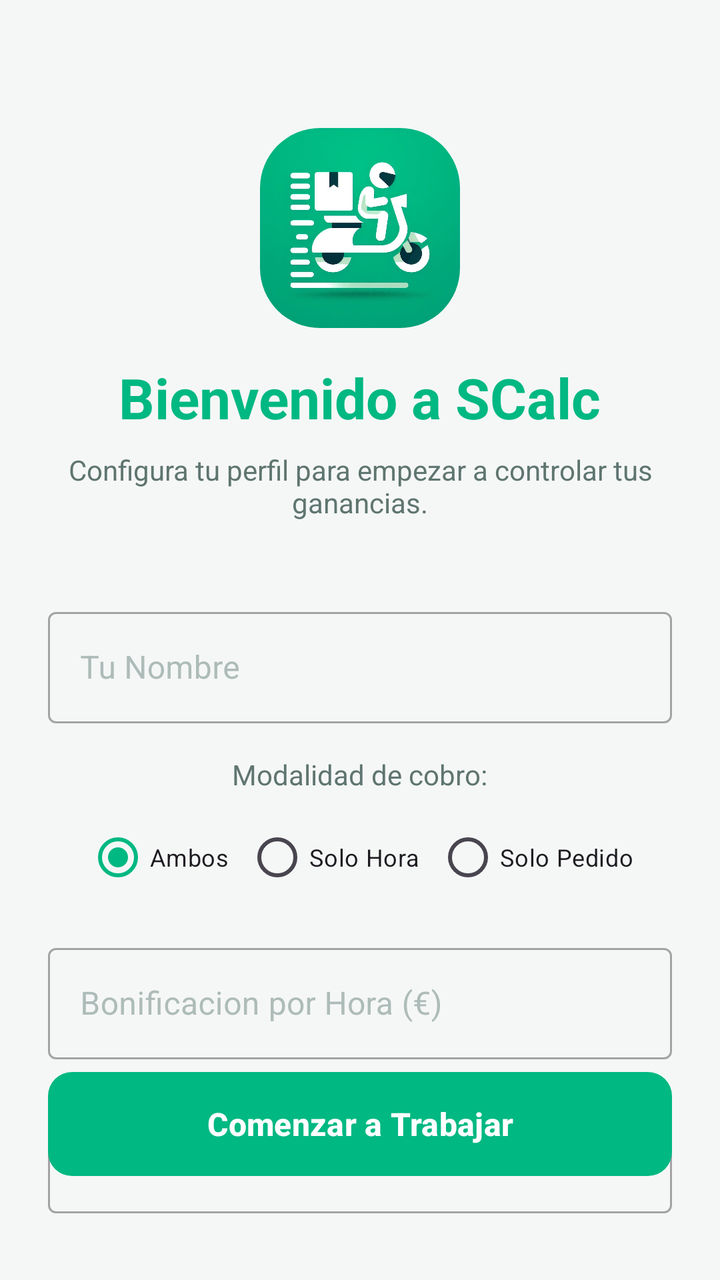
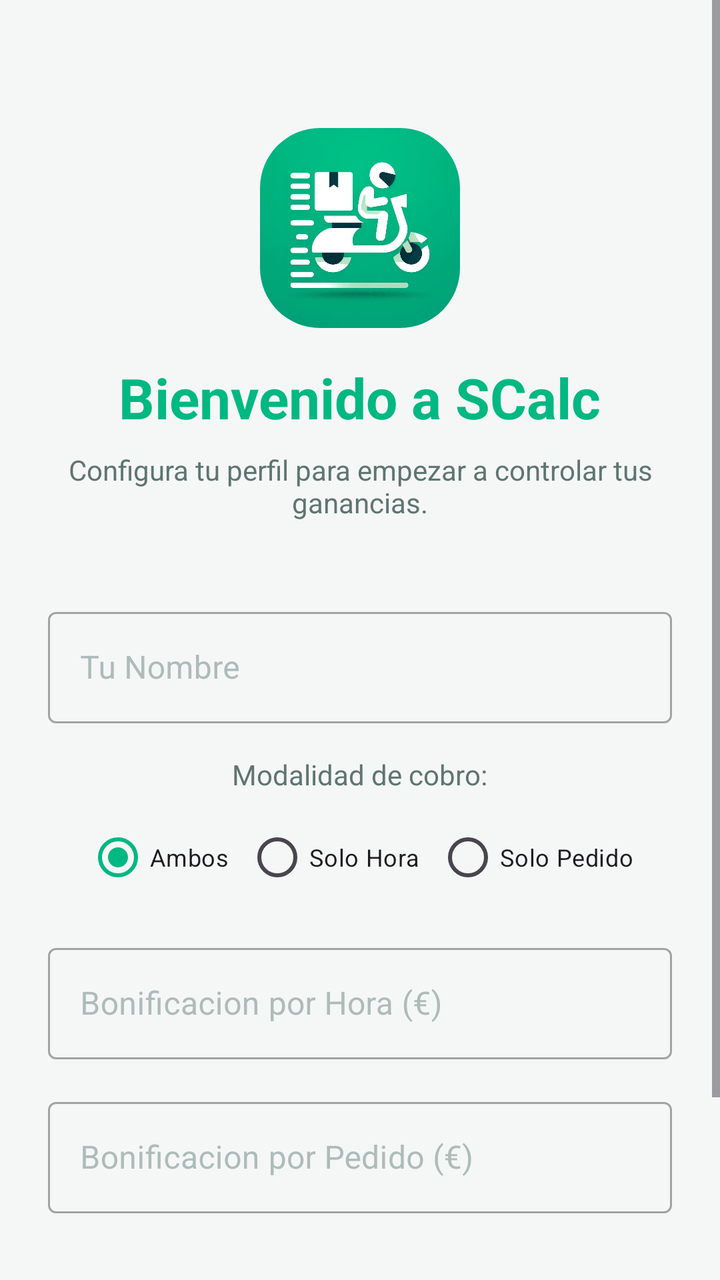

An Android layout rendered at two revisions. The XML below is the earlier revision; the diff shows what the commit changed to produce the second picture.
<!-- AndroidManifest.xml: application theme Theme.SCalc -->
<!-- res/layout/activity_bienvenida.xml -->
<?xml version="1.0" encoding="utf-8"?>
<androidx.constraintlayout.widget.ConstraintLayout
    xmlns:android="http://schemas.android.com/apk/res/android"
    xmlns:app="http://schemas.android.com/apk/res-auto"
    android:layout_width="match_parent"
    android:layout_height="match_parent"
    android:background="@color/scalc_background"
    android:padding="24dp">

    <androidx.cardview.widget.CardView
        android:id="@+id/cardLogoContainer"
        android:layout_width="100dp"
        android:layout_height="100dp"
        app:cardBackgroundColor="@android:color/transparent"
        app:cardCornerRadius="30dp"
        android:layout_marginTop="40dp"
        app:cardElevation="0dp"
        app:layout_constraintEnd_toEndOf="parent"
        app:layout_constraintStart_toStartOf="parent"
        app:layout_constraintTop_toTopOf="parent"
        app:layout_constraintVertical_chainStyle="packed">

        <ImageView
            android:layout_width="match_parent"
            android:layout_height="match_parent"
            android:scaleType="centerCrop"
            android:src="@drawable/logo" />
    </androidx.cardview.widget.CardView>

    <TextView
        android:id="@+id/tvTituloBienvenida"
        android:layout_width="wrap_content"
        android:layout_height="wrap_content"
        android:text="@string/bienvenido_a_scalc"
        android:textSize="28sp"
        android:textStyle="bold"
        android:textColor="@color/scalc_primary"
        android:layout_marginTop="16dp"
        app:layout_constraintTop_toBottomOf="@id/cardLogoContainer"
        app:layout_constraintStart_toStartOf="parent"
        app:layout_constraintEnd_toEndOf="parent"/>

    <TextView
        android:id="@+id/tvSubtituloBienvenida"
        android:layout_width="wrap_content"
        android:layout_height="wrap_content"
        android:text="@string/configura_tu_perfil_para_empezar_a_controlar_tus_ganancias"
        android:textSize="14sp"
        android:textColor="@color/text_secondary"
        android:textAlignment="center"
        android:layout_marginTop="8dp"
        app:layout_constraintTop_toBottomOf="@id/tvTituloBienvenida"
        app:layout_constraintStart_toStartOf="parent"
        app:layout_constraintEnd_toEndOf="parent"/>

    <LinearLayout
        android:layout_width="match_parent"
        android:layout_height="wrap_content"
        android:orientation="vertical"
        android:layout_marginTop="40dp"
        app:layout_constraintTop_toBottomOf="@id/tvSubtituloBienvenida">

        <com.google.android.material.textfield.TextInputLayout
            style="@style/Widget.MaterialComponents.TextInputLayout.OutlinedBox"
            android:layout_width="match_parent"
            android:layout_height="wrap_content"
            android:hint="@string/tu_nombre"
            app:hintTextColor="@color/scalc_primary"
            android:textColorHint="@color/text_hint">

            <com.google.android.material.textfield.TextInputEditText
                android:id="@+id/etNombreUser"
                android:layout_width="match_parent"
                android:layout_height="wrap_content"
                android:inputType="textPersonName"
                android:textColor="@color/text_primary"/>
        </com.google.android.material.textfield.TextInputLayout>

        <LinearLayout
            android:layout_width="match_parent"
            android:layout_height="wrap_content"
            android:orientation="vertical"
            android:layout_marginTop="16dp"
            android:gravity="center">

            <TextView
                android:layout_width="wrap_content"
                android:layout_height="wrap_content"
                android:text="@string/modalidad_de_cobro"
                android:textSize="14sp"
                android:textColor="@color/text_secondary"
                android:layout_marginBottom="8dp"/>

            <RadioGroup
                android:id="@+id/rgModalidad"
                android:layout_width="match_parent"
                android:layout_height="wrap_content"
                android:orientation="horizontal"
                android:gravity="center">

                <RadioButton
                    android:id="@+id/rbAmbos"
                    android:layout_width="wrap_content"
                    android:layout_height="wrap_content"
                    android:text="@string/ambos"
                    android:textSize="12sp"
                    android:buttonTint="@color/scalc_primary"
                    android:checked="true" />

                <RadioButton
                    android:id="@+id/rbSoloHora"
                    android:layout_width="wrap_content"
                    android:layout_height="wrap_content"
                    android:text="@string/solo_hora"
                    android:textSize="12sp"
                    android:buttonTint="@color/scalc_primary"
                    android:layout_marginHorizontal="8dp" />

                <RadioButton
                    android:id="@+id/rbSoloPedido"
                    android:layout_width="wrap_content"
                    android:layout_height="wrap_content"
                    android:text="@string/solo_pedido"
                    android:textSize="12sp"
                    android:buttonTint="@color/scalc_primary" />
            </RadioGroup>
        </LinearLayout>

        <com.google.android.material.textfield.TextInputLayout
            style="@style/Widget.MaterialComponents.TextInputLayout.OutlinedBox"
            android:id="@+id/tilPrecioHoraUser"
            android:layout_width="match_parent"
            android:layout_height="wrap_content"
            android:hint="@string/bonificacion_por_hora"
            android:layout_marginTop="16dp"
            app:hintTextColor="@color/scalc_primary"
            android:textColorHint="@color/text_hint">

            <com.google.android.material.textfield.TextInputEditText
                android:id="@+id/etPrecioHoraUser"
                android:layout_width="match_parent"
                android:layout_height="wrap_content"
                android:inputType="numberDecimal"
                android:textColor="@color/text_primary"/>
        </com.google.android.material.textfield.TextInputLayout>

        <com.google.android.material.textfield.TextInputLayout
            style="@style/Widget.MaterialComponents.TextInputLayout.OutlinedBox"
            android:id="@+id/tilPrecioPedidoUser"
            android:layout_width="match_parent"
            android:layout_height="wrap_content"
            android:hint="@string/bonificacion_por_pedido"
            android:layout_marginTop="16dp"
            app:hintTextColor="@color/scalc_primary"
            android:textColorHint="@color/text_hint">

            <com.google.android.material.textfield.TextInputEditText
                android:id="@+id/etPrecioPedidoUser"
                android:layout_width="match_parent"
                android:layout_height="wrap_content"
                android:inputType="numberDecimal"
                android:textColor="@color/text_primary"/>
        </com.google.android.material.textfield.TextInputLayout>

    </LinearLayout>

    <com.google.android.material.button.MaterialButton
        android:id="@+id/btnEmpezar"
        android:layout_width="match_parent"
        android:layout_height="60dp"
        android:text="@string/comenzar_a_trabajar"
        android:textSize="16sp"
        android:textStyle="bold"
        app:backgroundTint="@color/scalc_primary"
        android:textColor="@color/white"
        app:cornerRadius="12dp"
        app:layout_constraintBottom_toBottomOf="parent"
        android:layout_marginBottom="24dp"/>

</androidx.constraintlayout.widget.ConstraintLayout>
<!-- resources referenced by this layout -->
<resources>
  <color name="scalc_background">#F5F7F6</color>
  <color name="scalc_primary">#00B882</color>
  <color name="text_hint">#AEBCB9</color>
  <color name="text_primary">@color/scalc_dark</color>
  <color name="text_secondary">#5F7570</color>
  <color name="white">#FFFFFFFF</color>
  <!-- drawable logo: png bitmap (drawable, 496418 bytes) -->
  <string name="ambos">Ambos</string>
  <string name="bienvenido_a_scalc">Bienvenido a SCalc</string>
  <string name="bonificacion_por_hora">Bonificacion por Hora (€)</string>
  <string name="bonificacion_por_pedido">Bonificacion por Pedido (€)</string>
  <string name="comenzar_a_trabajar">Comenzar a Trabajar</string>
  <string name="configura_tu_perfil_para_empezar_a_controlar_tus_ganancias">Configura tu perfil para empezar a controlar tus ganancias.</string>
  <string name="modalidad_de_cobro">Modalidad de cobro:</string>
  <string name="solo_hora">Solo Hora</string>
  <string name="solo_pedido">Solo Pedido</string>
  <string name="tu_nombre">Tu Nombre</string>
  <style name="Theme.SCalc" parent="Base.Theme.SCalc" />
  <color name="scalc_dark">#075E54</color>
  <style name="Base.Theme.SCalc" parent="Theme.Material3.DayNight.NoActionBar">
  
          <item name="colorPrimary">@color/scalc_primary</item>
          <item name="colorPrimaryVariant">@color/scalc_dark</item>
          <item name="colorOnPrimary">@color/white</item> <item name="colorSecondary">@color/scalc_accent</item>
          <item name="colorOnSecondary">@color/white</item>
  
          <item name="android:colorBackground">@color/scalc_background</item>
          <item name="android:windowBackground">@color/scalc_background</item>
  
          <item name="android:textColor">@color/text_primary</item>
  
          <item name="android:statusBarColor">@color/scalc_primary</item>
          <item name="android:windowLightStatusBar">false</item> </style>
  <color name="scalc_accent">#4DB6AC</color>
</resources>

<!-- the commit's change to res/layout/activity_bienvenida.xml (unified diff, before → after) -->
@@ -1,180 +1,190 @@
 <?xml version="1.0" encoding="utf-8"?>
-<androidx.constraintlayout.widget.ConstraintLayout
+<ScrollView
     xmlns:android="http://schemas.android.com/apk/res/android"
     xmlns:app="http://schemas.android.com/apk/res-auto"
     android:layout_width="match_parent"
     android:layout_height="match_parent"
-    android:background="@color/scalc_background"
-    android:padding="24dp">
+    android:fillViewport="true"
+    android:background="@color/scalc_background">
 
-    <androidx.cardview.widget.CardView
-        android:id="@+id/cardLogoContainer"
-        android:layout_width="100dp"
-        android:layout_height="100dp"
-        app:cardBackgroundColor="@android:color/transparent"
-        app:cardCornerRadius="30dp"
-        android:layout_marginTop="40dp"
-        app:cardElevation="0dp"
-        app:layout_constraintEnd_toEndOf="parent"
-        app:layout_constraintStart_toStartOf="parent"
-        app:layout_constraintTop_toTopOf="parent"
-        app:layout_constraintVertical_chainStyle="packed">
-
-        <ImageView
-            android:layout_width="match_parent"
-            android:layout_height="match_parent"
-            android:scaleType="centerCrop"
-            android:src="@drawable/logo" />
-    </androidx.cardview.widget.CardView>
-
-    <TextView
-        android:id="@+id/tvTituloBienvenida"
-        android:layout_width="wrap_content"
-        android:layout_height="wrap_content"
-        android:text="@string/bienvenido_a_scalc"
-        android:textSize="28sp"
-        android:textStyle="bold"
-        android:textColor="@color/scalc_primary"
-        android:layout_marginTop="16dp"
-        app:layout_constraintTop_toBottomOf="@id/cardLogoContainer"
-        app:layout_constraintStart_toStartOf="parent"
-        app:layout_constraintEnd_toEndOf="parent"/>
-
-    <TextView
-        android:id="@+id/tvSubtituloBienvenida"
-        android:layout_width="wrap_content"
-        android:layout_height="wrap_content"
-        android:text="@string/configura_tu_perfil_para_empezar_a_controlar_tus_ganancias"
-        android:textSize="14sp"
-        android:textColor="@color/text_secondary"
-        android:textAlignment="center"
-        android:layout_marginTop="8dp"
-        app:layout_constraintTop_toBottomOf="@id/tvTituloBienvenida"
-        app:layout_constraintStart_toStartOf="parent"
-        app:layout_constraintEnd_toEndOf="parent"/>
-
-    <LinearLayout
+    <androidx.constraintlayout.widget.ConstraintLayout
         android:layout_width="match_parent"
         android:layout_height="wrap_content"
-        android:orientation="vertical"
-        android:layout_marginTop="40dp"
-        app:layout_constraintTop_toBottomOf="@id/tvSubtituloBienvenida">
+        android:padding="24dp">
 
-        <com.google.android.material.textfield.TextInputLayout
-            style="@style/Widget.MaterialComponents.TextInputLayout.OutlinedBox"
-            android:layout_width="match_parent"
+        <androidx.cardview.widget.CardView
+            android:id="@+id/cardLogoContainer"
+            android:layout_width="100dp"
+            android:layout_height="100dp"
+            app:cardBackgroundColor="@android:color/transparent"
+            app:cardCornerRadius="30dp"
+            android:layout_marginTop="40dp"
+            app:cardElevation="0dp"
+            app:layout_constraintEnd_toEndOf="parent"
+            app:layout_constraintStart_toStartOf="parent"
+            app:layout_constraintTop_toTopOf="parent"
+            app:layout_constraintVertical_chainStyle="packed">
+
+            <ImageView
+                android:layout_width="match_parent"
+                android:layout_height="match_parent"
+                android:scaleType="centerCrop"
+                android:src="@drawable/logo" />
+        </androidx.cardview.widget.CardView>
+
+        <TextView
+            android:id="@+id/tvTituloBienvenida"
+            android:layout_width="wrap_content"
             android:layout_height="wrap_content"
-            android:hint="@string/tu_nombre"
-            app:hintTextColor="@color/scalc_primary"
-            android:textColorHint="@color/text_hint">
+            android:text="@string/bienvenido_a_scalc"
+            android:textSize="28sp"
+            android:textStyle="bold"
+            android:textColor="@color/scalc_primary"
+            android:layout_marginTop="16dp"
+            app:layout_constraintTop_toBottomOf="@id/cardLogoContainer"
+            app:layout_constraintStart_toStartOf="parent"
+            app:layout_constraintEnd_toEndOf="parent"/>
 
-            <com.google.android.material.textfield.TextInputEditText
-                android:id="@+id/etNombreUser"
-                android:layout_width="match_parent"
-                android:layout_height="wrap_content"
-                android:inputType="textPersonName"
-                android:textColor="@color/text_primary"/>
-        </com.google.android.material.textfield.TextInputLayout>
+        <TextView
+            android:id="@+id/tvSubtituloBienvenida"
+            android:layout_width="wrap_content"
+            android:layout_height="wrap_content"
+            android:text="@string/configura_tu_perfil_para_empezar_a_controlar_tus_ganancias"
+            android:textSize="14sp"
+            android:textColor="@color/text_secondary"
+            android:textAlignment="center"
+            android:layout_marginTop="8dp"
+            app:layout_constraintTop_toBottomOf="@id/tvTituloBienvenida"
+            app:layout_constraintStart_toStartOf="parent"
+            app:layout_constraintEnd_toEndOf="parent"/>
 
         <LinearLayout
+            android:id="@+id/inputsLayout"
             android:layout_width="match_parent"
             android:layout_height="wrap_content"
             android:orientation="vertical"
-            android:layout_marginTop="16dp"
-            android:gravity="center">
+            android:layout_marginTop="40dp"
+            app:layout_constraintTop_toBottomOf="@id/tvSubtituloBienvenida">
 
-            <TextView
-                android:layout_width="wrap_content"
-                android:layout_height="wrap_content"
-                android:text="@string/modalidad_de_cobro"
-                android:textSize="14sp"
-                android:textColor="@color/text_secondary"
-                android:layout_marginBottom="8dp"/>
-
-            <RadioGroup
-                android:id="@+id/rgModalidad"
+            <com.google.android.material.textfield.TextInputLayout
+                style="@style/Widget.MaterialComponents.TextInputLayout.OutlinedBox"
                 android:layout_width="match_parent"
                 android:layout_height="wrap_content"
-                android:orientation="horizontal"
+                android:hint="@string/tu_nombre"
+                app:hintTextColor="@color/scalc_primary"
+                android:textColorHint="@color/text_hint">
+
+                <com.google.android.material.textfield.TextInputEditText
+                    android:id="@+id/etNombreUser"
+                    android:layout_width="match_parent"
+                    android:layout_height="wrap_content"
+                    android:inputType="textPersonName"
+                    android:textColor="@color/text_primary"/>
+            </com.google.android.material.textfield.TextInputLayout>
+
+            <LinearLayout
+                android:layout_width="match_parent"
+                android:layout_height="wrap_content"
+                android:orientation="vertical"
+                android:layout_marginTop="16dp"
                 android:gravity="center">
 
-                <RadioButton
-                    android:id="@+id/rbAmbos"
+                <TextView
                     android:layout_width="wrap_content"
                     android:layout_height="wrap_content"
-                    android:text="@string/ambos"
-                    android:textSize="12sp"
-                    android:buttonTint="@color/scalc_primary"
-                    android:checked="true" />
+                    android:text="@string/modalidad_de_cobro"
+                    android:textSize="14sp"
+                    android:textColor="@color/text_secondary"
+                    android:layout_marginBottom="8dp"/>
 
-                <RadioButton
-                    android:id="@+id/rbSoloHora"
-                    android:layout_width="wrap_content"
+                <RadioGroup
+                    android:id="@+id/rgModalidad"
+                    android:layout_width="match_parent"
                     android:layout_height="wrap_content"
-                    android:text="@string/solo_hora"
-                    android:textSize="12sp"
-                    android:buttonTint="@color/scalc_primary"
-                    android:layout_marginHorizontal="8dp" />
+                    android:orientation="horizontal"
+                    android:gravity="center">
 
-                <RadioButton
-                    android:id="@+id/rbSoloPedido"
-                    android:layout_width="wrap_content"
+                    <RadioButton
+                        android:id="@+id/rbAmbos"
+                        android:layout_width="wrap_content"
+                        android:layout_height="wrap_content"
+                        android:text="@string/ambos"
+                        android:textSize="12sp"
+                        android:buttonTint="@color/scalc_primary"
+                        android:checked="true" />
+
+                    <RadioButton
+                        android:id="@+id/rbSoloHora"
+                        android:layout_width="wrap_content"
+                        android:layout_height="wrap_content"
+                        android:text="@string/solo_hora"
+                        android:textSize="12sp"
+                        android:buttonTint="@color/scalc_primary"
+                        android:layout_marginHorizontal="8dp" />
+
+                    <RadioButton
+                        android:id="@+id/rbSoloPedido"
+                        android:layout_width="wrap_content"
+                        android:layout_height="wrap_content"
+                        android:text="@string/solo_pedido"
+                        android:textSize="12sp"
+                        android:buttonTint="@color/scalc_primary" />
+                </RadioGroup>
+            </LinearLayout>
+
+            <com.google.android.material.textfield.TextInputLayout
+                style="@style/Widget.MaterialComponents.TextInputLayout.OutlinedBox"
+                android:id="@+id/tilPrecioHoraUser"
+                android:layout_width="match_parent"
+                android:layout_height="wrap_content"
+                android:hint="@string/bonificacion_por_hora"
+                android:layout_marginTop="16dp"
+                app:hintTextColor="@color/scalc_primary"
+                android:textColorHint="@color/text_hint">
+
+                <com.google.android.material.textfield.TextInputEditText
+                    android:id="@+id/etPrecioHoraUser"
+                    android:layout_width="match_parent"
                     android:layout_height="wrap_content"
-                    android:text="@string/solo_pedido"
-                    android:textSize="12sp"
-                    android:buttonTint="@color/scalc_primary" />
-            </RadioGroup>
+                    android:inputType="numberDecimal"
+                    android:textColor="@color/text_primary"/>
+            </com.google.android.material.textfield.TextInputLayout>
+
+            <com.google.android.material.textfield.TextInputLayout
+                style="@style/Widget.MaterialComponents.TextInputLayout.OutlinedBox"
+                android:id="@+id/tilPrecioPedidoUser"
+                android:layout_width="match_parent"
+                android:layout_height="wrap_content"
+                android:hint="@string/bonificacion_por_pedido"
+                android:layout_marginTop="16dp"
+                app:hintTextColor="@color/scalc_primary"
+                android:textColorHint="@color/text_hint">
+
+                <com.google.android.material.textfield.TextInputEditText
+                    android:id="@+id/etPrecioPedidoUser"
+                    android:layout_width="match_parent"
+                    android:layout_height="wrap_content"
+                    android:inputType="numberDecimal"
+                    android:textColor="@color/text_primary"/>
+            </com.google.android.material.textfield.TextInputLayout>
+
         </LinearLayout>
 
-        <com.google.android.material.textfield.TextInputLayout
-            style="@style/Widget.MaterialComponents.TextInputLayout.OutlinedBox"
-            android:id="@+id/tilPrecioHoraUser"
+        <com.google.android.material.button.MaterialButton
+            android:id="@+id/btnEmpezar"
             android:layout_width="match_parent"
-            android:layout_height="wrap_content"
-            android:hint="@string/bonificacion_por_hora"
-            android:layout_marginTop="16dp"
-            app:hintTextColor="@color/scalc_primary"
-            android:textColorHint="@color/text_hint">
+            android:layout_height="60dp"
+            android:text="@string/comenzar_a_trabajar"
+            android:textSize="16sp"
+            android:textStyle="bold"
+            app:backgroundTint="@color/scalc_primary"
+            android:textColor="@color/white"
+            app:cornerRadius="12dp"
+            android:layout_marginTop="32dp"
+            android:layout_marginBottom="24dp"
+            app:layout_constraintTop_toBottomOf="@id/inputsLayout"
+            app:layout_constraintBottom_toBottomOf="parent"
+            app:layout_constraintVertical_bias="1.0" />
 
-            <com.google.android.material.textfield.TextInputEditText
-                android:id="@+id/etPrecioHoraUser"
-                android:layout_width="match_parent"
-                android:layout_height="wrap_content"
-                android:inputType="numberDecimal"
-                android:textColor="@color/text_primary"/>
-        </com.google.android.material.textfield.TextInputLayout>
-
-        <com.google.android.material.textfield.TextInputLayout
-            style="@style/Widget.MaterialComponents.TextInputLayout.OutlinedBox"
-            android:id="@+id/tilPrecioPedidoUser"
-            android:layout_width="match_parent"
-            android:layout_height="wrap_content"
-            android:hint="@string/bonificacion_por_pedido"
-            android:layout_marginTop="16dp"
-            app:hintTextColor="@color/scalc_primary"
-            android:textColorHint="@color/text_hint">
-
-            <com.google.android.material.textfield.TextInputEditText
-                android:id="@+id/etPrecioPedidoUser"
-                android:layout_width="match_parent"
-                android:layout_height="wrap_content"
-                android:inputType="numberDecimal"
-                android:textColor="@color/text_primary"/>
-        </com.google.android.material.textfield.TextInputLayout>
-
-    </LinearLayout>
-
-    <com.google.android.material.button.MaterialButton
-        android:id="@+id/btnEmpezar"
-        android:layout_width="match_parent"
-        android:layout_height="60dp"
-        android:text="@string/comenzar_a_trabajar"
-        android:textSize="16sp"
-        android:textStyle="bold"
-        app:backgroundTint="@color/scalc_primary"
-        android:textColor="@color/white"
-        app:cornerRadius="12dp"
-        app:layout_constraintBottom_toBottomOf="parent"
-        android:layout_marginBottom="24dp"/>
-
-</androidx.constraintlayout.widget.ConstraintLayout>
+    </androidx.constraintlayout.widget.ConstraintLayout>
+</ScrollView>
